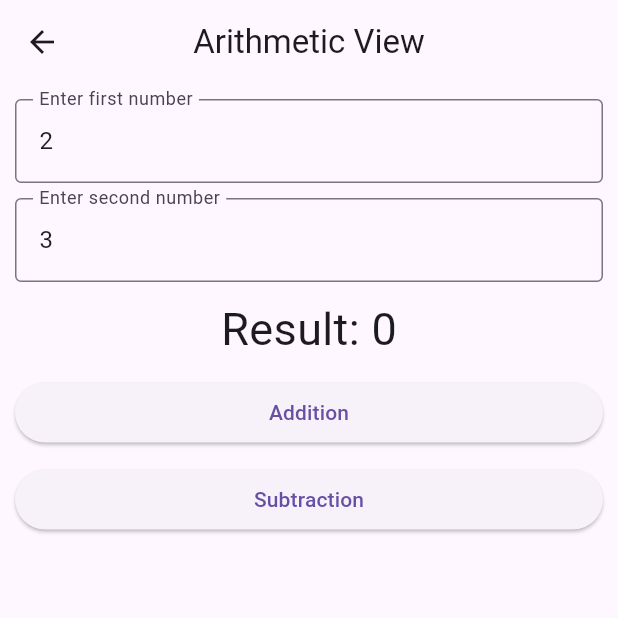
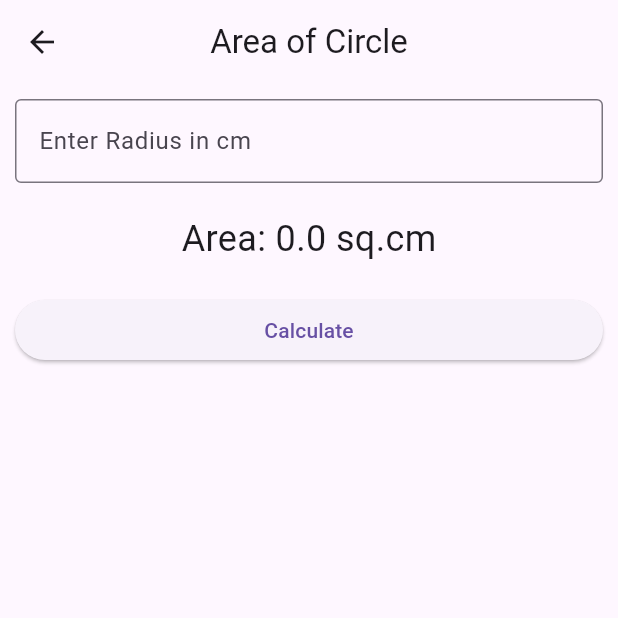
Before and after one commit to SammanBaral/first_flutter_apps, a Flutter app: the screen it shows after launch, after a tap on "Area of Circle", on a phone screen of 412 x 824 dp, the top half of it. Run offline on Flutter 3.47's test engine with Material 3 defaults, Android fonts, the phone set to English and light mode, and no system bars.

Commit message:
area_of_circle_done

```diff
--- /dev/null
+++ b/lib/view/area_of_circle_view.dart
@@ -0,0 +1,70 @@
+import 'package:flutter/material.dart';
+
+class AreaOfCircleView extends StatefulWidget {
+  const AreaOfCircleView({super.key});
+
+  @override
+  State<AreaOfCircleView> createState() => _AreaOfCircleViewState();
+}
+
+class _AreaOfCircleViewState extends State<AreaOfCircleView> {
+  final radiusController = TextEditingController();
+  double area = 0;
+
+  final formKey = GlobalKey<FormState>();
+
+  @override
+  Widget build(BuildContext context) {
+    return Scaffold(
+      appBar: AppBar(
+        title: const Text('Area of Circle'),
+        centerTitle: true,
+        elevation: 0,
+      ),
+      body: Padding(
+        padding: const EdgeInsets.all(10),
+        child: Form(
+          key: formKey,
+          child: Column(
+            children: [
+              TextFormField(
+                controller: radiusController,
+                keyboardType: TextInputType.number,
+                decoration: const InputDecoration(
+                  labelText: 'Enter Radius in cm',
+                  border: OutlineInputBorder(),
+                ),
+                validator: (value) {
+                  if (value == null || value.isEmpty) {
+                    return 'Please enter radius';
+                  }
+                  return null;
+                },
+              ),
+              const SizedBox(height: 20),
+              Text(
+                'Area: $area sq.cm',
+                style: const TextStyle(fontSize: 24),
+              ),
+              const SizedBox(height: 20),
+              SizedBox(
+                width: double.infinity,
+                child: ElevatedButton(
+                  onPressed: () {
+                    if (formKey.currentState!.validate()) {
+                      setState(() {
+                        double radius = double.parse(radiusController.text);
+                        area = 3.14159 * radius * radius;
+                      });
+                    }
+                  },
+                  child: const Text('Calculate'),
+                ),
+              ),
+            ],
+          ),
+        ),
+      ),
+    );
+  }
+}
--- a/lib/view/dashboard_view.dart
+++ b/lib/view/dashboard_view.dart
@@ -1,6 +1,7 @@
 import 'package:first_flutter_apps/view/arithmetic_view.dart';
 import 'package:first_flutter_apps/view/first_view.dart';
 import 'package:first_flutter_apps/view/simple_interest_view.dart';
+import 'package:first_flutter_apps/view/area_of_circle_view.dart';
 import 'package:flutter/material.dart';
 
 class DashboardView extends StatelessWidget {
@@ -57,14 +58,13 @@
               onTap: () {
                 Navigator.push(
                   context,
-                  MaterialPageRoute(
-                      builder: (context) => const ArithmeticView()),
+                  MaterialPageRoute(builder: (context) => const AreaOfCircleView()),
                 );
               },
               child: const Column(
                 mainAxisAlignment: MainAxisAlignment.center,
                 children: [
-                  Icon(Icons.ac_unit),
+                  Icon(Icons.circle),
                   Text('Area of Circle'),
                 ],
               ),
```
